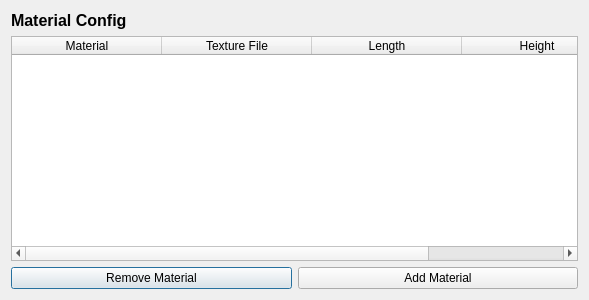
Old version of the form Resources/UI/texture_config.ui in the repository furti/FreeCAD-ArchTextures.
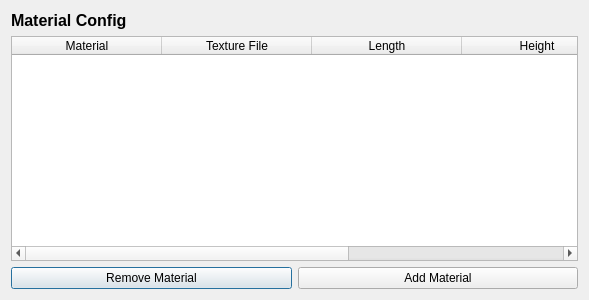
New version of the form.

Commit message:
NOT Working: Add bump mapping
This feature branch adds bump mapping support. But unfortunately the bump
map is shown as a image texture instead of a bump map. No matter what i
try :(

```diff
--- a/Resources/UI/texture_config.ui
+++ b/Resources/UI/texture_config.ui
@@ -37,7 +37,7 @@
       <enum>QAbstractItemView::SelectRows</enum>
      </property>
      <property name="columnCount">
-      <number>4</number>
+      <number>5</number>
      </property>
      <attribute name="horizontalHeaderCascadingSectionResizes">
       <bool>false</bool>
@@ -68,6 +68,11 @@
        <string>Height</string>
       </property>
      </column>
+     <column>
+      <property name="text">
+       <string>Bump Map</string>
+      </property>
+     </column>
     </widget>
    </item>
    <item row="2" column="0">
```
The commit also changes 3 other files.
